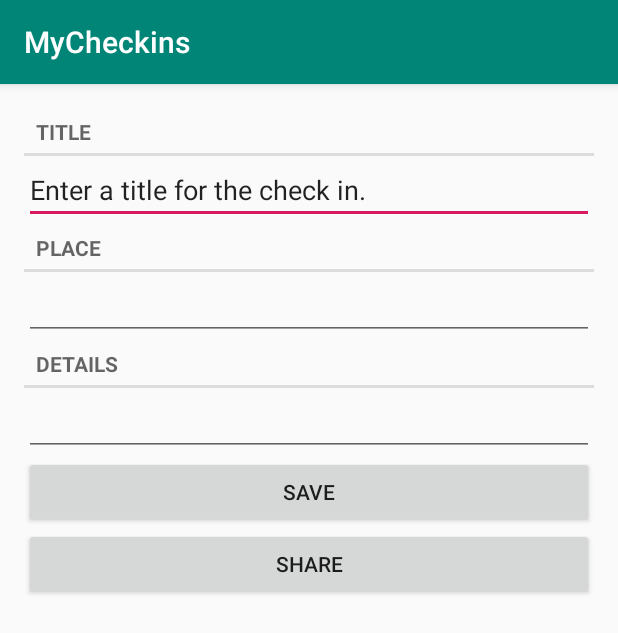
After one commit to keanu1391/ICT311_Task2_MyCheckins_Keanu_Brown-Duthie, an Android app: the fragment CheckinFragment shown on its own in the app's theme, on a phone screen of 412 x 824 dp. The commit adds this screen. Shown: the top 633 px of the screen. Run offline under Robolectric (Android 15) with nearby library versions, the phone set to English and light mode, and no system bars.

Commit message:
Created Checkin Fragment

```diff
--- a/MyCheckins/app/src/main/AndroidManifest.xml
+++ b/MyCheckins/app/src/main/AndroidManifest.xml
@@ -1,5 +1,6 @@
 <?xml version="1.0" encoding="utf-8"?>
 <manifest xmlns:android="http://schemas.android.com/apk/res/android"
+    xmlns:tools="http://schemas.android.com/tools"
     package="com.keanu1094859.mycheckins">
 
     <application
@@ -8,8 +9,13 @@
         android:label="@string/app_name"
         android:roundIcon="@mipmap/ic_launcher_round"
         android:supportsRtl="true"
-        android:theme="@style/AppTheme">
-        <activity android:name=".MyCheckinsActivity"></activity>
+        android:theme="@style/AppTheme"
+        tools:ignore="GoogleAppIndexingWarning">
+        <activity android:name=".MyCheckinsActivity">
+            <intent-filter>
+                <action android:name="android.intent.action.MAIN" />
+                <category android:name="android.intent.category.LAUNCHER" />
+            </intent-filter>
+        </activity>
     </application>
-
 </manifest>
--- /dev/null
+++ b/MyCheckins/app/src/main/java/com/keanu1094859/mycheckins/CheckinFragment.java
@@ -0,0 +1,51 @@
+package com.keanu1094859.mycheckins;
+
+import android.os.Bundle;
+import android.text.Editable;
+import android.text.TextWatcher;
+import android.view.LayoutInflater;
+import android.view.View;
+import android.view.ViewGroup;
+import android.widget.EditText;
+
+import androidx.fragment.app.Fragment;
+
+public class CheckinFragment extends Fragment {
+    private Checkin mCheckin;
+    private EditText mTitleField;
+
+    @Override
+    public void onCreate(Bundle savedInstanceState) {
+        super.onCreate(savedInstanceState);
+        mCheckin = new Checkin();
+    }
+
+    @Override
+    public View onCreateView(
+            LayoutInflater inflater,
+            ViewGroup container,
+            Bundle saveInstanceState
+    ) {
+        View v = inflater.inflate(R.layout.fragment_checkin, container, false);
+
+        mTitleField = v.findViewById(R.id.checkin_title);
+        mTitleField.addTextChangedListener(new TextWatcher() {
+            @Override
+            public void beforeTextChanged(CharSequence s, int start, int count, int after) {
+                // This space intentionally left blank
+            }
+
+            @Override
+            public void onTextChanged(CharSequence s, int start, int before, int count) {
+                mCheckin.setmTitle(s.toString());
+            }
+
+            @Override
+            public void afterTextChanged(Editable s) {
+                // This one too
+            }
+        });
+
+        return v;
+    }
+}
--- a/MyCheckins/app/src/main/res/layout/activity_my_checkins.xml
+++ b/MyCheckins/app/src/main/res/layout/activity_my_checkins.xml
@@ -1,9 +1,9 @@
 <?xml version="1.0" encoding="utf-8"?>
-<androidx.constraintlayout.widget.ConstraintLayout xmlns:android="http://schemas.android.com/apk/res/android"
-    xmlns:app="http://schemas.android.com/apk/res-auto"
-    xmlns:tools="http://schemas.android.com/tools"
+<FrameLayout xmlns:android="http://schemas.android.com/apk/res/android"
+    android:id="@+id/fragment_container"
     android:layout_width="match_parent"
-    android:layout_height="match_parent"
-    tools:context=".MyCheckinsActivity">
+    android:layout_height="match_parent">
 
-</androidx.constraintlayout.widget.ConstraintLayout>
+
+
+</FrameLayout>
--- /dev/null
+++ b/MyCheckins/app/src/main/res/layout/fragment_checkin.xml
@@ -0,0 +1,54 @@
+<?xml version="1.0" encoding="utf-8"?>
+<LinearLayout xmlns:android="http://schemas.android.com/apk/res/android"
+    android:layout_width="match_parent"
+    android:layout_height="match_parent"
+    android:layout_margin="16dp"
+    android:orientation="vertical">
+
+    <TextView
+        style="?android:listSeparatorTextViewStyle"
+        android:layout_width="match_parent"
+        android:layout_height="wrap_content"
+        android:text="@string/checkin_title_label" />
+
+    <EditText
+        android:id="@+id/checkin_title"
+        android:layout_width="match_parent"
+        android:layout_height="wrap_content"
+        android:text="@string/checkin_title_hint" />
+
+    <TextView
+        style="?android:listSeparatorTextViewStyle"
+        android:layout_width="match_parent"
+        android:layout_height="wrap_content"
+        android:text="@string/checkin_place_label" />
+
+    <EditText
+        android:id="@+id/checkin_place"
+        android:layout_width="match_parent"
+        android:layout_height="wrap_content" />
+
+    <TextView
+        style="?android:listSeparatorTextViewStyle"
+        android:layout_width="match_parent"
+        android:layout_height="wrap_content"
+        android:text="@string/checkin_details_label" />
+
+    <EditText
+        android:id="@+id/checkin_details"
+        android:layout_width="match_parent"
+        android:layout_height="wrap_content" />
+
+    <Button
+        android:id="@+id/btn_save"
+        android:layout_width="match_parent"
+        android:layout_height="wrap_content"
+        android:text="@string/checkin_save_btn_label"/>
+
+    <Button
+        android:id="@+id/btn_share"
+        android:layout_width="match_parent"
+        android:layout_height="wrap_content"
+        android:text="@string/checkin_share_btn_label"/>
+
+</LinearLayout>
--- a/MyCheckins/app/src/main/res/values/strings.xml
+++ b/MyCheckins/app/src/main/res/values/strings.xml
@@ -1,3 +1,14 @@
 <resources>
     <string name="app_name">MyCheckins</string>
+    <string name="app_bar_new">New</string>
+    <string name="checkin_title_hint">Enter a title for the check in.</string>
+    <string name="checkin_title_label">Title</string>
+    <string name="checkin_place_label">Place</string>
+    <string name="checkin_details_label">Details</string>
+    <string name="checkin_date_label">Date</string>
+    <string name="checkin_location_label">Location</string>
+    <string name="checkin_show_map_btn_label">Show Map</string>
+    <string name="checkin_take_pic_btn_label">Take Pic</string>
+    <string name="checkin_save_btn_label">Save</string>
+    <string name="checkin_share_btn_label">Share</string>
 </resources>
```
